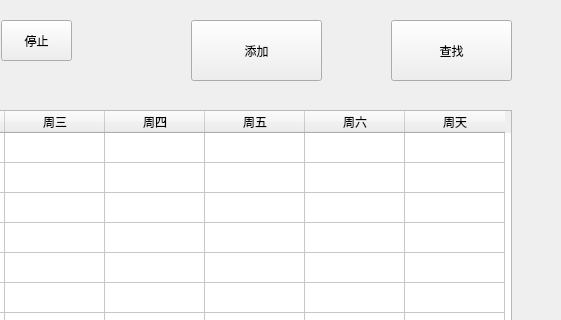
Above: src/DataStructure_course_design.ui from tangdouer1005/DataStructure_course_design before the change; both pictures show x 579 to 1140 and y 0 to 320 of the 1140 by 668 pixel window. Below: the same form after it.
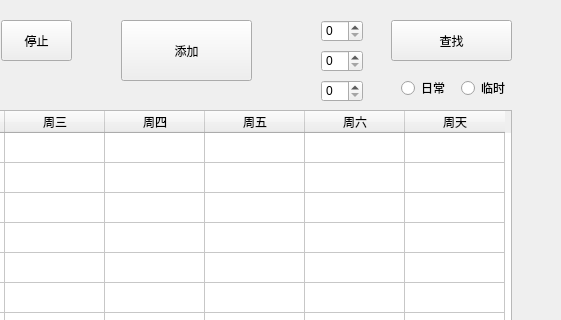
That is the form after the change.

```diff
--- a/src/DataStructure_course_design.ui
+++ b/src/DataStructure_course_design.ui
@@ -195,7 +195,7 @@
    <widget class="QPushButton" name="button_add">
     <property name="geometry">
      <rect>
-      <x>770</x>
+      <x>700</x>
       <y>20</y>
       <width>131</width>
       <height>61</height>
@@ -211,7 +211,7 @@
       <x>970</x>
       <y>20</y>
       <width>121</width>
-      <height>61</height>
+      <height>41</height>
      </rect>
     </property>
     <property name="text">
@@ -352,6 +352,62 @@
      <string>停止</string>
     </property>
    </widget>
+   <widget class="QRadioButton" name="dairy">
+    <property name="geometry">
+     <rect>
+      <x>980</x>
+      <y>80</y>
+      <width>51</width>
+      <height>16</height>
+     </rect>
+    </property>
+    <property name="text">
+     <string>日常</string>
+    </property>
+   </widget>
+   <widget class="QRadioButton" name="tem">
+    <property name="geometry">
+     <rect>
+      <x>1040</x>
+      <y>80</y>
+      <width>61</width>
+      <height>16</height>
+     </rect>
+    </property>
+    <property name="text">
+     <string>临时</string>
+    </property>
+   </widget>
+   <widget class="QSpinBox" name="time_spinbox_search">
+    <property name="geometry">
+     <rect>
+      <x>900</x>
+      <y>80</y>
+      <width>42</width>
+      <height>22</height>
+     </rect>
+    </property>
+   </widget>
+   <widget class="QSpinBox" name="week_spinbox_search">
+    <property name="geometry">
+     <rect>
+      <x>900</x>
+      <y>20</y>
+      <width>42</width>
+      <height>22</height>
+     </rect>
+    </property>
+   </widget>
+   <widget class="QSpinBox" name="day_spinbox_search">
+    <property name="geometry">
+     <rect>
+      <x>900</x>
+      <y>50</y>
+      <width>42</width>
+      <height>22</height>
+     </rect>
+    </property>
+   </widget>
    <zorder>label_personalinformation</zorder>
    <zorder>my_schedule_table</zorder>
    <zorder>button_find</zorder>
```
Left out of the diff: 5 changed lines with no effect on the pictures.
